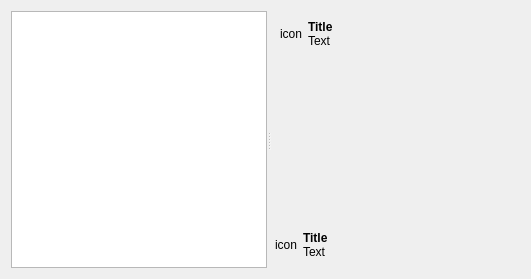
KDE/knipptasch, file src/config/configwidget.ui: the form before one commit.
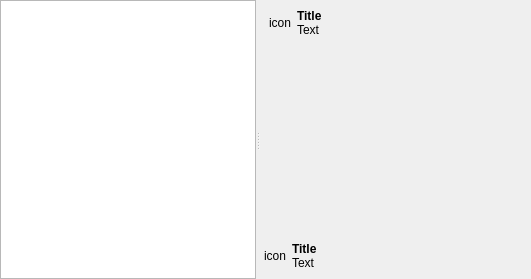
The form after the commit.

Commit message: remove double margin (one in ConfigWidget, the other in ConfigDialog)

What changed in the file:
```diff
--- a/src/config/configwidget.ui
+++ b/src/config/configwidget.ui
@@ -14,6 +14,9 @@
    <string comment="KDE::DoNotExtract">Dialog</string>
   </property>
   <layout class="QVBoxLayout" name="verticalLayout_2">
+   <property name="margin">
+    <number>0</number>
+   </property>
    <item>
     <widget class="QSplitter" name="splitter">
      <property name="orientation">
```
